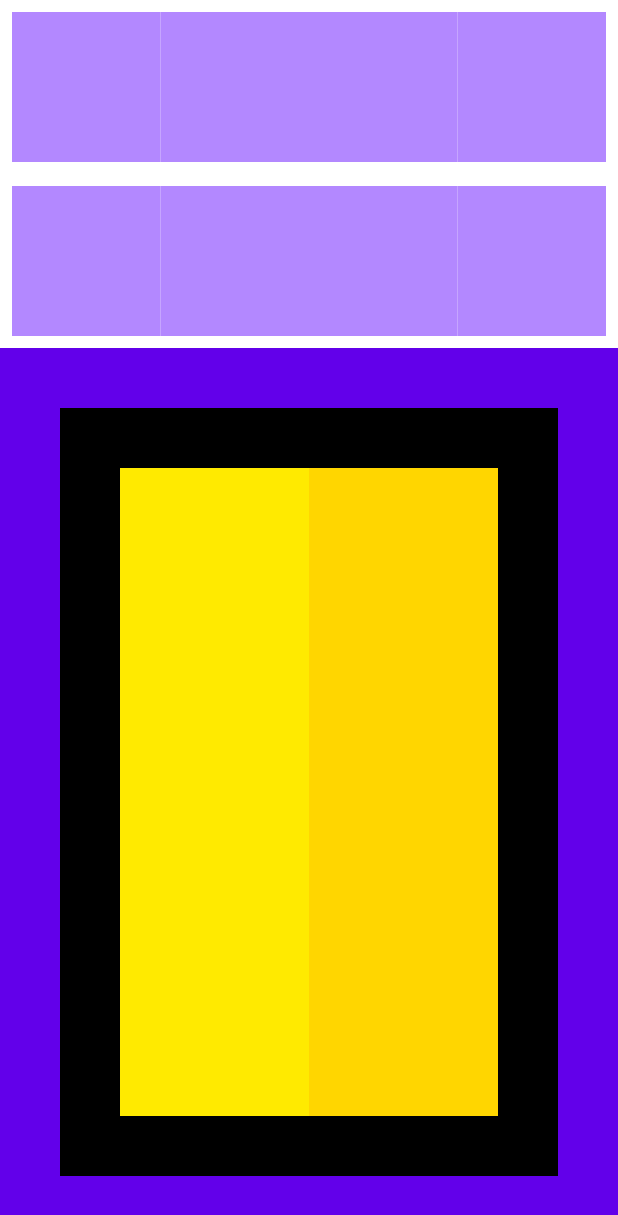
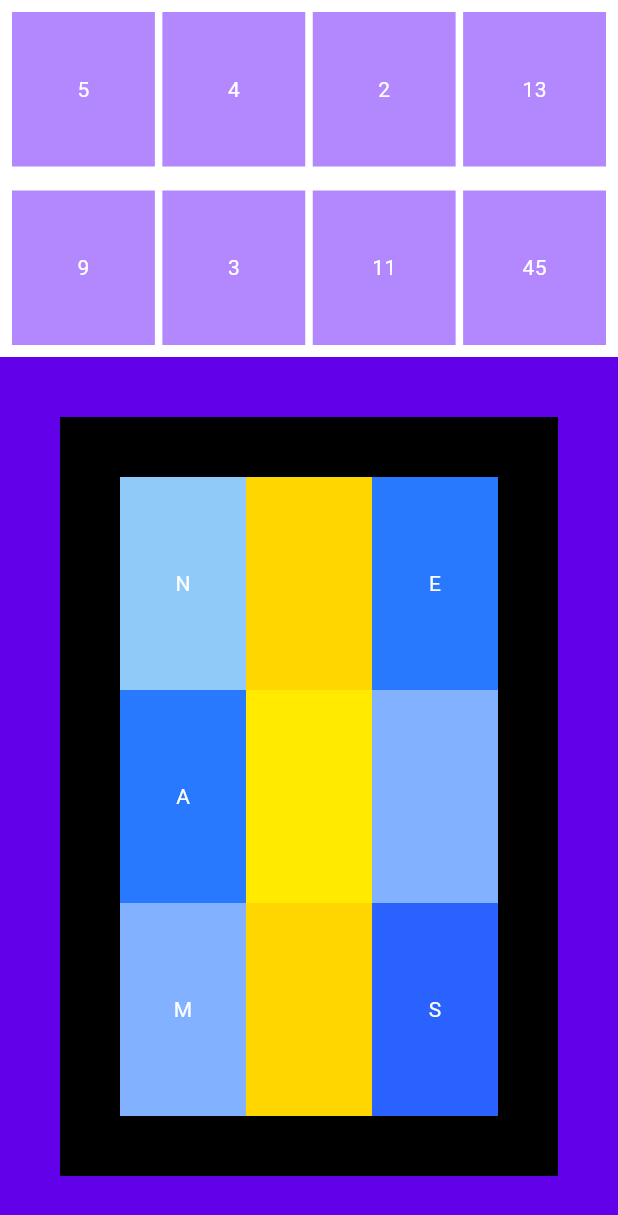
Before and after one commit to stellarboymihir/route_in_live, a Flutter app: the Task screen opened directly, on a phone screen of 412 x 824 dp. Shown: the top 1215 px of the screen. Run offline on Flutter 3.47's test engine with Material 3 defaults, Android fonts, the phone set to English and light mode, and no system bars; Roboto replaces fonts that are missing (NotoSansKR).

Commit message:
Completed task 2

```diff
--- a/lib/main.dart
+++ b/lib/main.dart
@@ -1,6 +1,7 @@
 import 'package:flutter/material.dart';
 import 'package:route_in_live/rect.dart';
 import 'package:route_in_live/task.dart';
+import 'package:route_in_live/taskOne.dart';
 
 import 'authentication/splash_screen.dart';
 
@@ -22,7 +23,8 @@ class MyApp extends StatelessWidget {
             .copyWith(background: Colors.white),
       ),
       debugShowCheckedModeBanner: false,
-      home: const Task(),
+      home: const TaskOne(),
+      // const Task(),
       // const Rect(),
       // SplashScreen(),
     );
--- a/lib/task.dart
+++ b/lib/task.dart
@@ -8,8 +8,15 @@ class Task extends StatefulWidget {
 }
 
 class _TaskState extends State<Task> {
+  var size, height, width;
+
   @override
   Widget build(BuildContext context) {
+    // Size of the container
+    size = MediaQuery.of(context).size;
+    height = size.height;
+    width = size.width;
+
     return Scaffold(
       // 1st Part
       backgroundColor: Colors.white,
@@ -19,43 +26,73 @@ class _TaskState extends State<Task> {
             children: [
               Padding(
                 padding: const EdgeInsets.all(8.0),
-                child: Expanded(
                 child: Row(
                   // Upper Part  1st Row
                   children: [
                     Expanded(
                       child: Container(
-                          height: 100,
-                          width: 100,
                         color: Colors.deepPurpleAccent.shade100,
+                        height: height / 8,
+                        width: width / 8,
+                        child: const Center(
+                          child: Text(
+                            '5',
+                            style: TextStyle(
+                              color: Colors.white,
                             ),
                           ),
+                        ),
+                      ),
+                    ),
+                    const SizedBox(width: 5),
                     Expanded(
                       child: Container(
-                          // padding: const EdgeInsets.all(5),
-                          height: 100,
-                          width: 100,
                         color: Colors.deepPurpleAccent.shade100,
+                        height: height / 8,
+                        width: width / 8,
+                        child: const Center(
+                          child: Text(
+                            '4',
+                            style: TextStyle(
+                              color: Colors.white,
                             ),
                           ),
+                        ),
+                      ),
+                    ),
+                    const SizedBox(width: 5),
                     Expanded(
                       child: Container(
-                          // padding: const EdgeInsets.all(5),
-                          height: 100,
-                          width: 100,
                         color: Colors.deepPurpleAccent.shade100,
+                        height: height / 8,
+                        width: width / 8,
+                        child: const Center(
+                          child: Text(
+                            '2',
+                            style: TextStyle(
+                              color: Colors.white,
                             ),
                           ),
+                        ),
+                      ),
+                    ),
+                    const SizedBox(width: 5),
                     Expanded(
                       child: Container(
-                          // padding: const EdgeInsets.all(5),
-                          height: 100,
-                          width: 100,
                         color: Colors.deepPurpleAccent.shade100,
+                        height: height / 8,
+                        width: width / 8,
+                        child: const Center(
+                          child: Text(
+                            '13',
+                            style: TextStyle(
+                              color: Colors.white,
+                            ),
+                          ),
+                        ),
                       ),
                     ),
                   ],
-                  ),
                 ),
               ),
               Padding(
@@ -65,33 +102,65 @@ class _TaskState extends State<Task> {
                   children: [
                     Expanded(
                       child: Container(
-                        height: 100,
-                        width: 100,
                         color: Colors.deepPurpleAccent.shade100,
+                        height: height / 8,
+                        width: width / 8,
+                        child: const Center(
+                          child: Text(
+                            '9',
+                            style: TextStyle(
+                              color: Colors.white,
                             ),
                           ),
+                        ),
+                      ),
+                    ),
+                    const SizedBox(width: 5),
                     Expanded(
                       child: Container(
-                        // padding: const EdgeInsets.all(5),
-                        height: 100,
-                        width: 100,
                         color: Colors.deepPurpleAccent.shade100,
+                        height: height / 8,
+                        width: width / 8,
+                        child: const Center(
+                          child: Text(
+                            '3',
+                            style: TextStyle(
+                              color: Colors.white,
                             ),
                           ),
+                        ),
+                      ),
+                    ),
+                    const SizedBox(width: 5),
                     Expanded(
                       child: Container(
-                        // padding: const EdgeInsets.all(5),
-                        height: 100,
-                        width: 100,
                         color: Colors.deepPurpleAccent.shade100,
+                        height: height / 8,
+                        width: width / 8,
+                        child: const Center(
+                          child: Text(
+                            '11',
+                            style: TextStyle(
+                              color: Colors.white,
                             ),
                           ),
+                        ),
+                      ),
+                    ),
+                    const SizedBox(width: 5),
                     Expanded(
                       child: Container(
-                        // padding: const EdgeInsets.all(5),
-                        height: 100,
-                        width: 100,
                         color: Colors.deepPurpleAccent.shade100,
+                        height: height / 8,
+                        width: width / 8,
+                        child: const Center(
+                          child: Text(
+                            '45',
+                            style: TextStyle(
+                              color: Colors.white,
+                            ),
+                          ),
+                        ),
                       ),
                     ),
                   ],
@@ -100,85 +169,135 @@ class _TaskState extends State<Task> {
 
               //Lower Part
               Expanded(
-                child: Row(
-                  children: [
-                    Expanded(
                 child: Column(
                   children: [
                     Expanded(
                       child: Container(
                         // Lower Part 1st border radius
                         padding: const EdgeInsets.all(40),
-                              // height: 100,
-                              // width: 100,
                         color: Colors.deepPurpleAccent.shade700,
                         child: Expanded(
                           child: Container(
                             // Lower Part 2nd border radius
                             padding: const EdgeInsets.all(40),
-                                  // height: 10,
-                                  // width: 10,
                             color: Colors.black,
                             child: Column(
                               children: [
                                 Expanded(
                                   child: Row(
                                     children: [
-                                            Column(
+                                      // Lower Part 1st Column
+                                      Expanded(
+                                        child: Column(
+                                          children: [
+                                            Expanded(
+                                              child: Container(
+                                                color: Colors.blue.shade200,
+                                                child: const Center(
+                                                  child: Text(
+                                                    'N',
+                                                    style: TextStyle(
+                                                      color: Colors.white,
+                                                    ),
+                                                  ),
+                                                ),
+                                              ),
+                                            ),
+                                            Expanded(
+                                              child: Container(
+                                                color:
+                                                    Colors.blueAccent.shade400,
+                                                child: const Center(
+                                                  child: Text(
+                                                    'A',
+                                                    style: TextStyle(
+                                                      color: Colors.white,
+                                                    ),
+                                                  ),
+                                                ),
+                                              ),
+                                            ),
+                                            Expanded(
+                                              child: Container(
+                                                color:
+                                                    Colors.blueAccent.shade100,
+                                                child: const Center(
+                                                  child: Text(
+                                                    'M',
+                                                    style: TextStyle(
+                                                      color: Colors.white,
+                                                    ),
+                                                  ),
+                                                ),
+                                              ),
+                                            ),
+                                          ],
+                                        ),
+                                      ),
+                                      //Lower Part 2nd Column
+                                      Expanded(
+                                        child: Column(
                                           children: [
                                             Expanded(
                                               child: Container(
                                                 color: Colors
-                                                        .yellowAccent.shade200,
-                                                    // height: 10,
-                                                    // width: 10,
-                                                    // child: Column(
-                                                    //   children: [
-                                                    //     Expanded(
-                                                    //       child: Container(
-                                                    //         padding:
-                                                    //             EdgeInsets.all(10),
-                                                    //         // height: 10,
-                                                    //         // width: 10,
-                                                    //         // color: Colors.blueAccent
-                                                    //         //     .shade100,
-                                                    //         // child: Container(
-                                                    //         //   // height: 10,
-                                                    //         //   // width: 10,
-                                                    //         //   color: Colors
-                                                    //         //       .purpleAccent
-                                                    //         //       .shade200,
-                                                    //         //
-                                                    //         //   child: Container(
-                                                    //         //     // height: 10,
-                                                    //         //     // width: 10,
-                                                    //         //     color: Colors
-                                                    //         //         .purpleAccent
-                                                    //         //         .shade700,
-                                                    //         //   ),
-                                                    //         // ),
-                                                    //       ),
-                                                    //     ),
-                                                    //   ],
-                                                    // ),
+                                                    .yellowAccent.shade700,
                                               ),
-                                                ),
-                                              ],
                                             ),
                                             Expanded(
                                               child: Container(
                                                 color: Colors
                                                     .yellowAccent.shade400,
-                                                // height: 10,
-                                                // width: 10,
                                               ),
                                             ),
                                             Expanded(
                                               child: Container(
                                                 color: Colors
                                                     .yellowAccent.shade700,
-                                                // height: 10,
-                                                // width: 10,
+                                              ),
+                                            ),
+                                          ],
+                                        ),
+                                      ),
+                                      // Lower Part 3rd Column
+                                      Expanded(
+                                        child: Column(
+                                          children: [
+                                            Expanded(
+                                              child: Container(
+                                                color:
+                                                    Colors.blueAccent.shade400,
+                                                child: const Center(
+                                                  child: Text(
+                                                    'E',
+                                                    style: TextStyle(
+                                                      color: Colors.white,
+                                                    ),
+                                                  ),
+                                                ),
+                                              ),
+                                            ),
+                                            Expanded(
+                                              child: Container(
+                                                color:
+                                                    Colors.blueAccent.shade100,
+                                              ),
+                                            ),
+                                            Expanded(
+                                              child: Container(
+                                                color:
+                                                    Colors.blueAccent.shade700,
+                                                child: const Center(
+                                                  child: Text(
+                                                    'S',
+                                                    style: TextStyle(
+                                                      color: Colors.white,
+                                                    ),
+                                                  ),
+                                                ),
+                                              ),
+                                            ),
+                                          ],
                                         ),
                                       ),
                                     ],
@@ -196,9 +315,6 @@ class _TaskState extends State<Task> {
             ],
           ),
         ),
-            ],
-          ),
-        ),
       ),
     );
   }
```
Also changed, not shown: lib/taskOne.dart (added, +348 -0 lines). Lines whose indentation alone changed are shown as unchanged.
